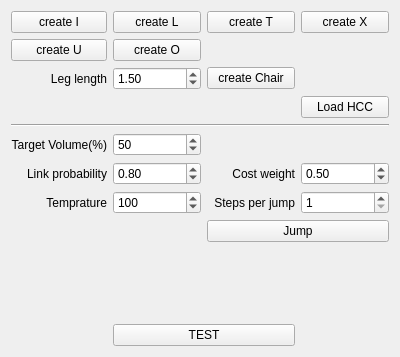
Above: foldabilizer/foldem_widget.ui from letienhung/fold-hcc before the change. Below: the same form after it.
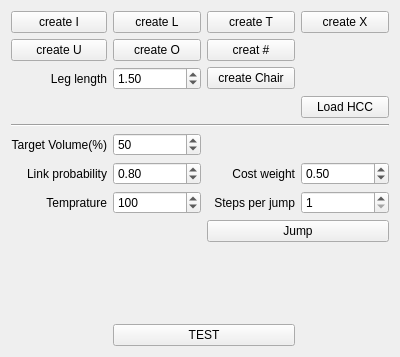
That is the form after the change.

```diff
--- a/foldabilizer/foldem_widget.ui
+++ b/foldabilizer/foldem_widget.ui
@@ -260,6 +260,13 @@
      </property>
     </widget>
    </item>
+   <item row="1" column="2">
+    <widget class="QPushButton" name="createSharp">
+     <property name="text">
+      <string>creat #</string>
+     </property>
+    </widget>
+   </item>
   </layout>
  </widget>
  <resources/>
```
